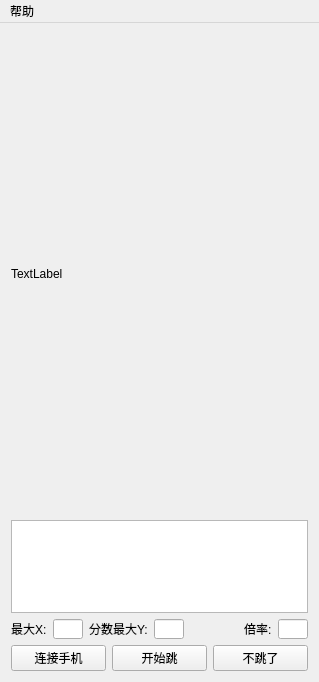
First picture: the form in mainwindow.ui, repository dengxinggao/OpencvQtTiaoyiTiaoHelp, before the edit.
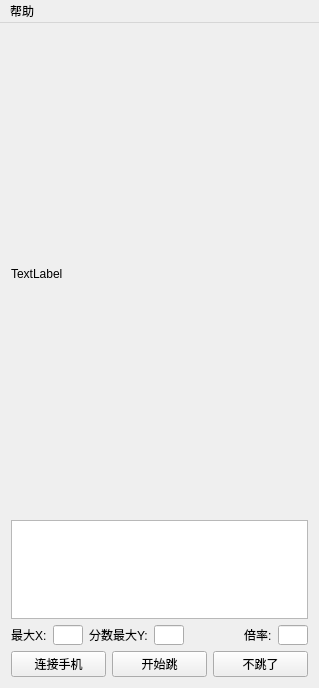
Second picture: the form after the edit. Icons and pictures are not drawn.

Commit message:
新增 点击不跳了，结束adb.exe
新增 点击不跳了，结束adb.exe
不让adb.exe 永驻后台

What changed in the file:
```diff
--- a/mainwindow.ui
+++ b/mainwindow.ui
@@ -7,7 +7,7 @@
     <x>0</x>
     <y>0</y>
     <width>319</width>
-    <height>682</height>
+    <height>688</height>
    </rect>
   </property>
   <property name="windowTitle">
@@ -82,7 +82,7 @@
        <widget class="QLabel" name="label_4">
         <property name="maximumSize">
          <size>
-          <width>60</width>
+          <width>70</width>
           <height>16777215</height>
          </size>
         </property>
```
Left out of the diff: 2 changed lines with no effect on the pictures. The commit also changes 1 other file.
